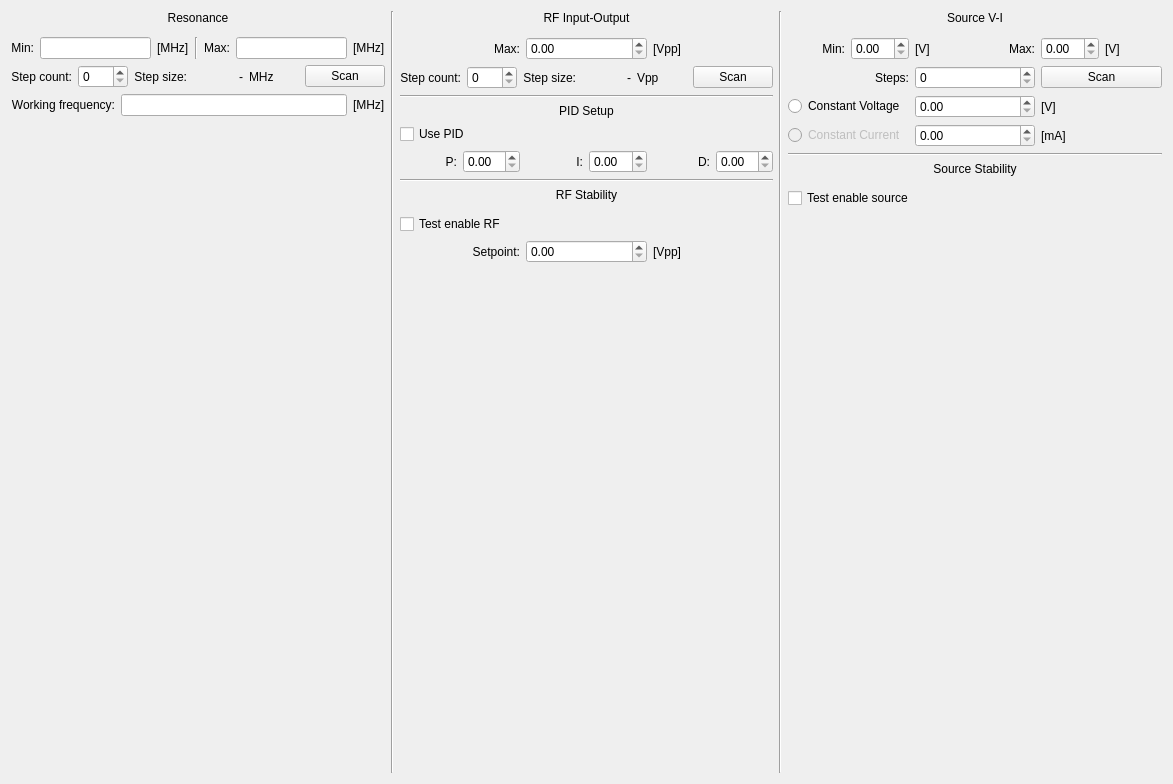
First picture: the form in src/layouts/diagnostic_view.ui, repository JJendryka/QMS, before the edit.
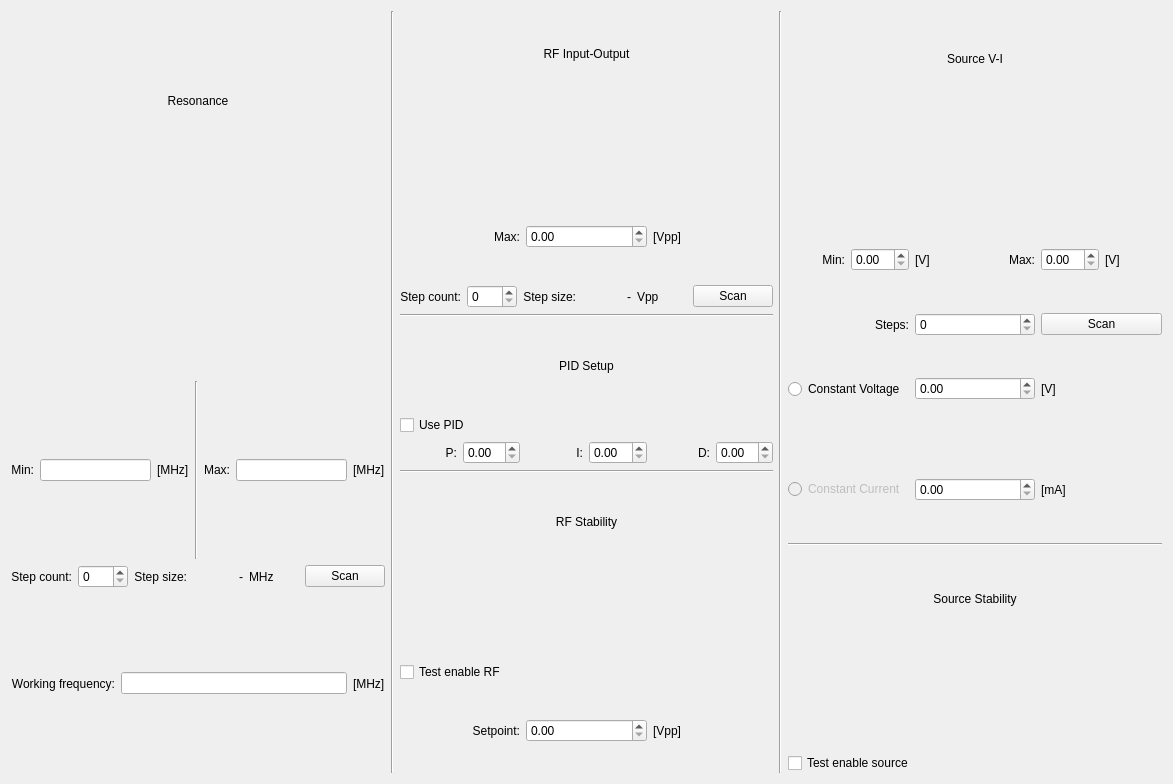
Second picture: the form after the edit.

Commit message: Add matplotlib plot

Patch:
```diff
--- a/src/layouts/diagnostic_view.ui
+++ b/src/layouts/diagnostic_view.ui
@@ -15,7 +15,7 @@
   </property>
   <layout class="QHBoxLayout" name="horizontalLayout" stretch="1,0,1,0,1">
    <item>
-    <layout class="QVBoxLayout" name="verticalLayout_2" stretch="0,0,0,0,0,0">
+    <layout class="QVBoxLayout" name="verticalLayout_2" stretch="0,0,0,0,0">
      <item>
       <widget class="QLabel" name="label">
        <property name="text">
@@ -162,19 +162,6 @@
        </item>
       </layout>
      </item>
-     <item>
-      <spacer name="verticalSpacer">
-       <property name="orientation">
-        <enum>Qt::Vertical</enum>
-       </property>
-       <property name="sizeHint" stdset="0">
-        <size>
-         <width>20</width>
-         <height>40</height>
-        </size>
-       </property>
-      </spacer>
-     </item>
     </layout>
    </item>
    <item>
@@ -392,19 +379,6 @@
        </item>
       </layout>
      </item>
-     <item>
-      <spacer name="verticalSpacer_2">
-       <property name="orientation">
-        <enum>Qt::Vertical</enum>
-       </property>
-       <property name="sizeHint" stdset="0">
-        <size>
-         <width>20</width>
-         <height>40</height>
-        </size>
-       </property>
-      </spacer>
-     </item>
     </layout>
    </item>
    <item>
@@ -575,19 +549,6 @@
        </property>
       </widget>
      </item>
-     <item>
-      <spacer name="verticalSpacer_3">
-       <property name="orientation">
-        <enum>Qt::Vertical</enum>
-       </property>
-       <property name="sizeHint" stdset="0">
-        <size>
-         <width>20</width>
-         <height>40</height>
-        </size>
-       </property>
-      </spacer>
-     </item>
     </layout>
    </item>
   </layout>
```
Left out of the diff: 10 changed lines with no effect on the pictures. The commit also changes 2 other files.
